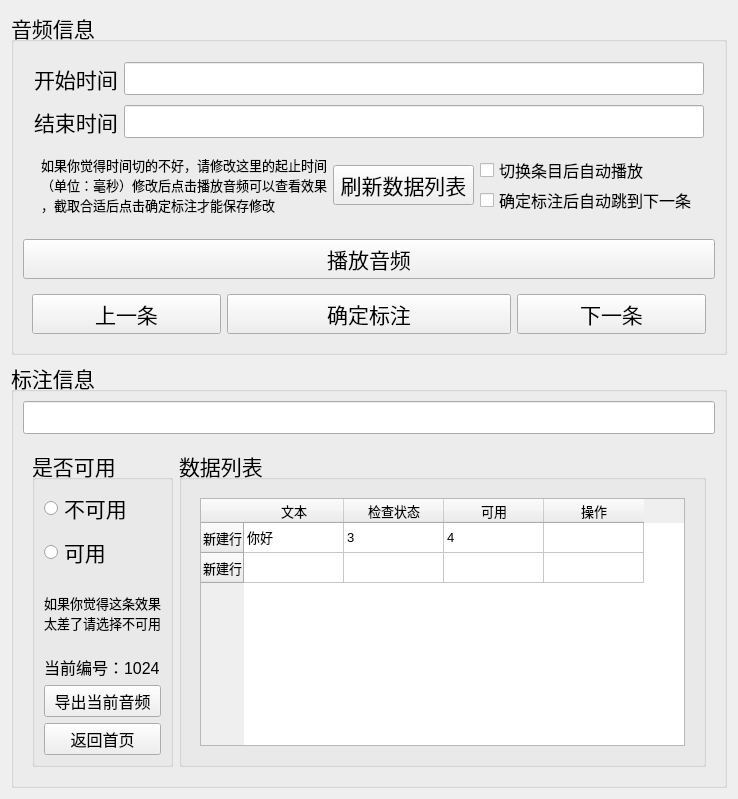
Before: the Qt Designer form ui/gui.ui in kslz/SoundLabel, drawn with Qt 5.
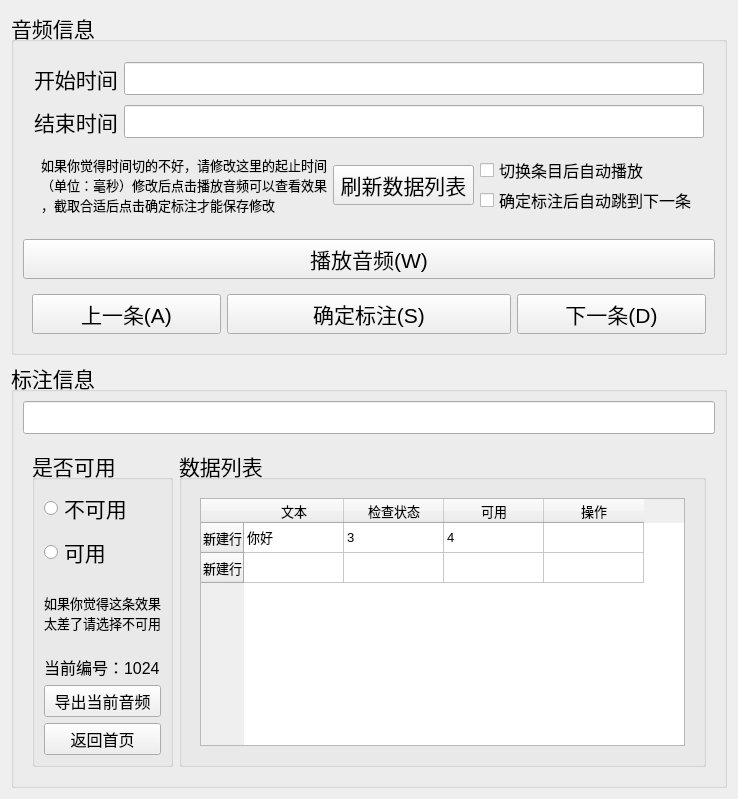
After: the same form once the commit is applied.

The edit to the form file:
```diff
--- a/ui/gui.ui
+++ b/ui/gui.ui
@@ -207,7 +207,10 @@
            </font>
           </property>
           <property name="text">
-           <string>播放音频</string>
+           <string>播放音频(W)</string>
+          </property>
+          <property name="shortcut">
+           <string>W</string>
           </property>
          </widget>
         </item>
@@ -246,7 +249,10 @@
               </font>
              </property>
              <property name="text">
-              <string>上一条</string>
+              <string>上一条(A)</string>
+             </property>
+             <property name="shortcut">
+              <string>A</string>
              </property>
             </widget>
            </item>
@@ -264,7 +270,10 @@
               </font>
              </property>
              <property name="text">
-              <string>确定标注</string>
+              <string>确定标注(S)</string>
+             </property>
+             <property name="shortcut">
+              <string>S</string>
              </property>
             </widget>
            </item>
@@ -282,7 +291,10 @@
               </font>
              </property>
              <property name="text">
-              <string>下一条</string>
+              <string>下一条(D)</string>
+             </property>
+             <property name="shortcut">
+              <string>D</string>
              </property>
             </widget>
            </item>
```
